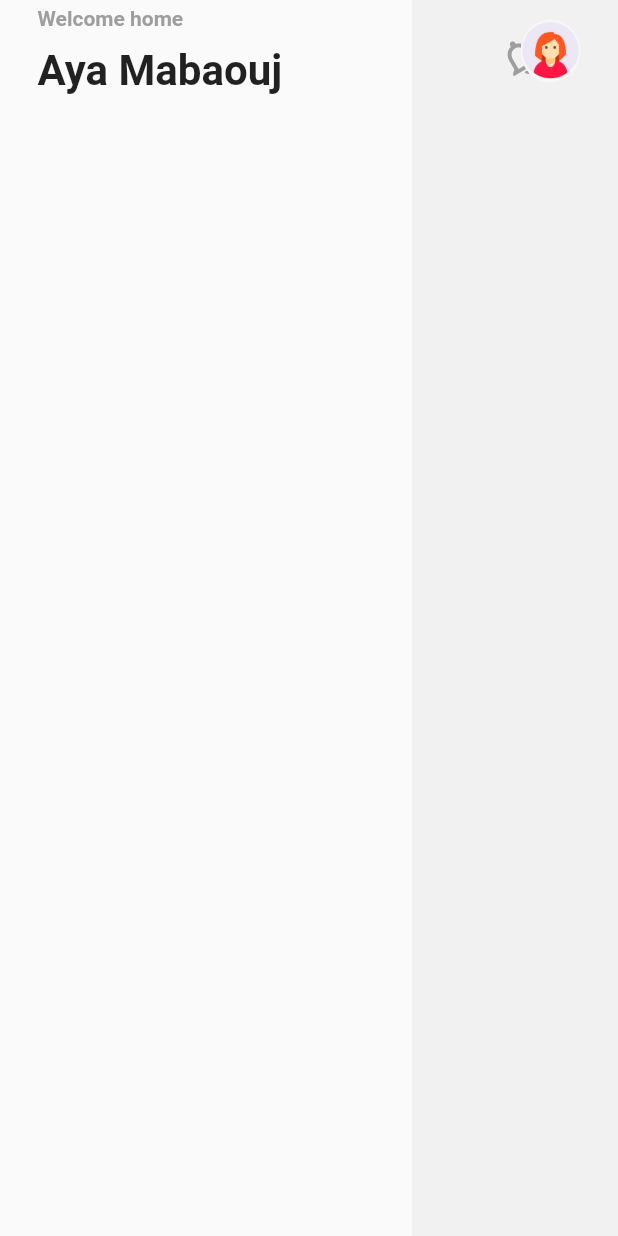
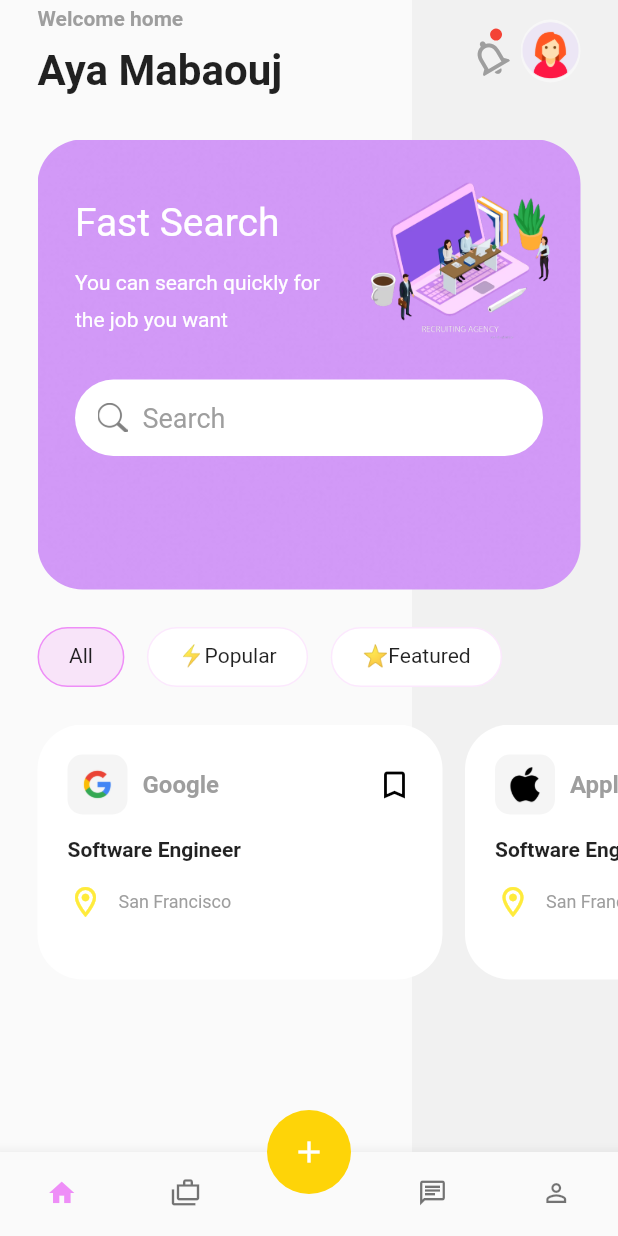
Before and after one commit to AyaMabaouj/jobFinderApp, a Flutter app: the screen it shows after launch, on a phone screen of 412 x 824 dp. Run offline on Flutter 3.47's test engine with Material 2 defaults, Android fonts, the phone set to English and light mode, and no system bars.

Commit message:
first commit home page

```diff
--- /dev/null
+++ b/lib/models/job.dart
@@ -0,0 +1,67 @@
+class Job {
+  String company;
+  String logoUrl;
+
+  bool isMark;
+
+  String title;
+
+  String location;
+
+  String time;
+
+  List<String> req;
+  Job(this.company, this.logoUrl, this.isMark, this.title, this.location,
+      this.time, this.req);
+  static List<Job> generateJobs() {
+    return [
+      Job("Google", "assets/images/google.png", false, "Software Engineer",
+          "San Francisco", "4/1/2017", [
+        "HTML/CSS",
+        "Javascript",
+        "PHP",
+        "Python",
+        "Ruby",
+        "NodeJS",
+        "Java",
+        "C#",
+      ]),
+      Job("Apple", "assets/images/apple.png", true, "Software Engineer",
+          "San Francisco", "4/1/2017", [
+        "HTML/CSS",
+        "Javascript",
+        "PHP",
+      ]),
+      Job("Microsoft", "assets/images/microsoft.png", false,
+          "Software Engineer", "San Francisco", "4/1/2017", [
+        "HTML/CSS",
+        "Java",
+        "C#",
+      ]),
+      Job("Facebook", "assets/images/facebook.png", false, "Software Engineer",
+          "San Francisco", "4/1/2017", [
+        "HTML/CSS",
+        "Javascript",
+        "PHP",
+      ]),
+      Job("Twitter", "assets/images/twitter.png", false, "Software Engineer",
+          "San Francisco", "4/1/2017", [
+        "HTML/CSS",
+        "Javascript",
+        "PHP",
+      ]),
+      Job("Airbnb", "assets/images/Airbnb.png", false, "Software Engineer",
+          "San Francisco", "4/1/2017", [
+        "HTML/CSS",
+        "Javascript",
+        "PHP",
+      ]),
+      Job("Uber", "assets/images/uber.png", false, "Software Engineer",
+          "San Francisco", "4/1/2017", [
+        "HTML/CSS",
+        "Javascript",
+        "PHP",
+      ]),
+    ];
+  }
+}
--- a/lib/screens/home/home.dart
+++ b/lib/screens/home/home.dart
@@ -1,5 +1,9 @@
 import 'package:flutter/material.dart';
 import 'package:job_finder_app/screens/home/widgets/home_app_bar.dart';
+import 'package:job_finder_app/screens/home/widgets/job_items.dart';
+import 'package:job_finder_app/screens/home/widgets/job_list.dart';
+import 'package:job_finder_app/screens/home/widgets/search_card.dart';
+import 'package:job_finder_app/screens/home/widgets/tag_list.dart';
 
 class HomePage extends StatelessWidget {
   const HomePage({super.key});
@@ -26,10 +30,70 @@ class HomePage extends StatelessWidget {
           Column(
             crossAxisAlignment: CrossAxisAlignment.start,
             children: [
-           HomeAppBar()
+              HomeAppBar(),
+              SearchCard(),
+              TagList(),
+              JobList(),
             ],
           )
         ],
-    ));
+      ),
+      floatingActionButtonLocation: FloatingActionButtonLocation.centerDocked,
+      floatingActionButton: FloatingActionButton(
+        backgroundColor: Theme.of(context).accentColor,
+        elevation: 0,
+        onPressed: () {},
+        child: Icon(
+          Icons.add,
+          color: Colors.white,
+        ),
+      ),
+      bottomNavigationBar: Theme(
+        data: ThemeData(
+          splashColor: Colors.transparent,
+          highlightColor: Colors.transparent,
+        ),
+        child: BottomNavigationBar(
+          showSelectedLabels: false,
+          showUnselectedLabels: false,
+          selectedItemColor: Theme.of(context).primaryColor,
+          type: BottomNavigationBarType.fixed,
+          items: [
+            BottomNavigationBarItem(
+              label: 'Home',
+              icon: Icon(
+                Icons.home,
+                size: 20,
+              ),
+            ),
+            BottomNavigationBarItem(
+              label: 'Case',
+              icon: Icon(
+                Icons.cases_outlined,
+                size: 20,
+              ),
+            ),
+            BottomNavigationBarItem(
+              label: '',
+              icon: Text(''),
+            ),
+            BottomNavigationBarItem(
+              label: 'Chat',
+              icon: Icon(
+                Icons.chat_outlined,
+                size: 20,
+              ),
+            ),
+            BottomNavigationBarItem(
+              label: 'Profile',
+              icon: Icon(
+                Icons.person_outline,
+                size: 20,
+              ),
+            ),
+          ],
+        ),
+      ),
+    );
   }
 }
--- a/lib/screens/home/widgets/home_app_bar.dart
+++ b/lib/screens/home/widgets/home_app_bar.dart
@@ -47,11 +47,18 @@ class HomeAppBar extends StatelessWidget {
                       top: 0,
                       right: 0,
                       child: Container(
-                        decoration: BoxDecoration(),
+                        padding: EdgeInsets.all(4),
+                        decoration: BoxDecoration(
+                          color: Colors.red,
+                          shape: BoxShape.circle,
+                        ),
                       ),
                     )
                   ],
                 ),
+              ),
+              SizedBox(
+                width: 20,
               ),
               ClipOval(
                 child: Image.asset(
--- /dev/null
+++ b/lib/screens/home/widgets/job_items.dart
@@ -0,0 +1,76 @@
+import 'package:flutter/material.dart';
+import 'package:job_finder_app/widgets/icon_text.dart';
+
+import '../../../models/job.dart';
+
+class JobItem extends StatelessWidget {
+  final Job job;
+  final bool showTime;
+  JobItem(this.job, {this.showTime = false});
+  @override
+  Widget build(BuildContext context) {
+    return Container(
+      width: 270,
+      padding: EdgeInsets.all(20),
+      decoration: BoxDecoration(
+        borderRadius: BorderRadius.circular(30),
+        color: Colors.white,
+      ),
+      child: Column(crossAxisAlignment: CrossAxisAlignment.start, children: [
+        Row(
+          mainAxisAlignment: MainAxisAlignment.spaceBetween,
+          children: [
+            Row(
+              children: [
+                Container(
+                  height: 40,
+                  width: 40,
+                  padding: EdgeInsets.all(8),
+                  decoration: BoxDecoration(
+                    borderRadius: BorderRadius.circular(10),
+                    color: Colors.grey.withOpacity(0.1),
+                  ),
+                  child: Image.asset(job.logoUrl),
+                ),
+                SizedBox(
+                  width: 10,
+                ),
+                Text(
+                  job.company,
+                  style: TextStyle(
+                    color: Colors.grey,
+                    fontSize: 16,
+                    fontWeight: FontWeight.bold,
+                  ),
+                ),
+              ],
+            ),
+            Icon(
+              job.isMark ? Icons.bookmark : Icons.bookmark_outline_outlined,
+              color: job.isMark ? Theme.of(context).primaryColor : Colors.black,
+            )
+          ],
+        ),
+        SizedBox(
+          height: 15,
+        ),
+        Text(
+          job.title,
+          style: TextStyle(
+            fontWeight: FontWeight.bold,
+          ),
+        ),
+        SizedBox(
+          height: 15,
+        ),
+        Row(
+          mainAxisAlignment: MainAxisAlignment.spaceBetween,
+          children: [
+            IconText(Icons.location_on_outlined, job.location),
+            if (showTime) IconText(Icons.access_time_outlined, job.time)
+          ],
+        )
+      ]),
+    );
+  }
+}
--- /dev/null
+++ b/lib/screens/home/widgets/job_list.dart
@@ -0,0 +1,22 @@
+import 'package:flutter/material.dart';
+import 'package:job_finder_app/screens/home/widgets/job_items.dart';
+
+import '../../../models/job.dart';
+
+class JobList extends StatelessWidget {
+  final jobList = Job.generateJobs();
+  @override
+  Widget build(BuildContext context) {
+    return Container(
+        padding: EdgeInsets.symmetric(vertical: 25),
+        height: 220,
+        child: ListView.separated(
+            padding: EdgeInsets.symmetric(horizontal: 25),
+            scrollDirection: Axis.horizontal,
+            itemBuilder: (context, index) => JobItem(jobList[index]),
+            separatorBuilder: (_, index) => SizedBox(
+                  width: 15,
+                ),
+            itemCount: jobList.length));
+  }
+}
--- /dev/null
+++ b/lib/screens/home/widgets/search_card.dart
@@ -0,0 +1,87 @@
+import 'package:flutter/material.dart';
+
+class SearchCard extends StatelessWidget {
+  @override
+  Widget build(BuildContext context) {
+    return Container(
+      margin: EdgeInsets.all(25),
+      height: 300,
+      width: double.maxFinite,
+      decoration: BoxDecoration(
+        borderRadius: BorderRadius.circular(30),
+        image: DecorationImage(
+          image: AssetImage('assets/images/bg.jpg'),
+          fit: BoxFit.cover,
+        ),
+      ),
+      child: Stack(
+        children: [
+          Positioned(
+            top: 10,
+            right: 10,
+            child: Image.asset(
+              'assets/images/rct.png',
+              width: 140,
+              height: 140,
+            ),
+          ),
+          Padding(
+            padding: EdgeInsets.symmetric(
+              horizontal: 25,
+              vertical: 40,
+            ),
+            child: Column(
+              crossAxisAlignment: CrossAxisAlignment.start,
+              children: [
+                Text(
+                  'Fast Search',
+                  style: TextStyle(
+                    color: Colors.white,
+                    fontSize: 26,
+                  ),
+                ),
+                SizedBox(
+                  height: 10,
+                ),
+                Text(
+                  'You can search quickly for\nthe job you want',
+                  style: TextStyle(
+                    height: 1.8,
+                    color: Colors.white,
+                    fontWeight: FontWeight.w400,
+                  ),
+                ),
+                SizedBox(
+                  height: 30,
+                ),
+                Container(
+                  padding: EdgeInsets.all(15),
+                  decoration: BoxDecoration(
+                    color: Colors.white,
+                    borderRadius: BorderRadius.circular(30),
+                  ),
+                  child: Row(
+                    children: [
+                      Image.asset(
+                        'assets/icons/search.png',
+                        width: 20,
+                      ),
+                      SizedBox(width: 10),
+                      Text(
+                        'Search',
+                        style: TextStyle(
+                          color: Colors.grey,
+                          fontSize: 18,
+                        ),
+                      ),
+                    ],
+                  ),
+                ),
+              ],
+            ),
+          ),
+        ],
+      ),
+    );
+  }
+}
--- /dev/null
+++ b/lib/screens/home/widgets/tag_list.dart
@@ -0,0 +1,47 @@
+import 'package:flutter/material.dart';
+
+class TagList extends StatefulWidget {
+  @override
+  _TagListState createState() => _TagListState();
+}
+
+class _TagListState extends State<TagList> {
+  final tagsList = <String>['All', '⚡Popular', '⭐Featured'];
+  var selected = 0;
+  @override
+  Widget build(BuildContext context) {
+    return Container(
+      padding: EdgeInsets.symmetric(horizontal: 25),
+      height: 40,
+      child: ListView.separated(
+          scrollDirection: Axis.horizontal,
+          itemBuilder: (context, index) => GestureDetector(
+              onTap: () {
+                setState(() {
+                  selected = index;
+                });
+              },
+              child: Container(
+                padding: EdgeInsets.symmetric(
+                  horizontal: 20,
+                  vertical: 10,
+                ),
+                decoration: BoxDecoration(
+                    color: selected == index
+                        ? Theme.of(context).primaryColor.withOpacity(0.2)
+                        : Colors.white,
+                    borderRadius: BorderRadius.circular(20),
+                    border: Border.all(
+                      color: selected == index
+                          ? Theme.of(context).primaryColor
+                          : Theme.of(context).primaryColor.withOpacity(0.2),
+                    )),
+                child: Text(tagsList[index]),
+              )),
+          separatorBuilder: (_, index) => SizedBox(
+                width: 15,
+              ),
+          itemCount: tagsList.length),
+    );
+  }
+}
--- /dev/null
+++ b/lib/widgets/icon_text.dart
@@ -0,0 +1,25 @@
+import 'package:flutter/material.dart';
+
+class IconText extends StatelessWidget {
+  final IconData icon;
+  final String text;
+  IconText(this.icon, this.text);
+  @override
+  Widget build(BuildContext context) {
+    return Row(
+      children: [
+        Icon(icon, color: Colors.yellow),
+        SizedBox(
+          width: 10,
+        ),
+        Text(
+          text,
+          style: TextStyle(
+            fontSize: 12,
+            color: Colors.grey,
+          ),
+        )
+      ],
+    );
+  }
+}
```
Also changed, not shown: assets/icons/search.png (added), assets/images/Airbnb.jpg (added), assets/images/Airbnb.png (added), assets/images/apple.png (added), assets/images/bg.jpg (added), assets/images/facebook.png (added), assets/images/google.png (added), assets/images/microsoft.png (added), assets/images/rct.png (added), assets/images/twitter.png (added), assets/images/uber.png (added). Lines whose indentation alone changed are shown as unchanged.
